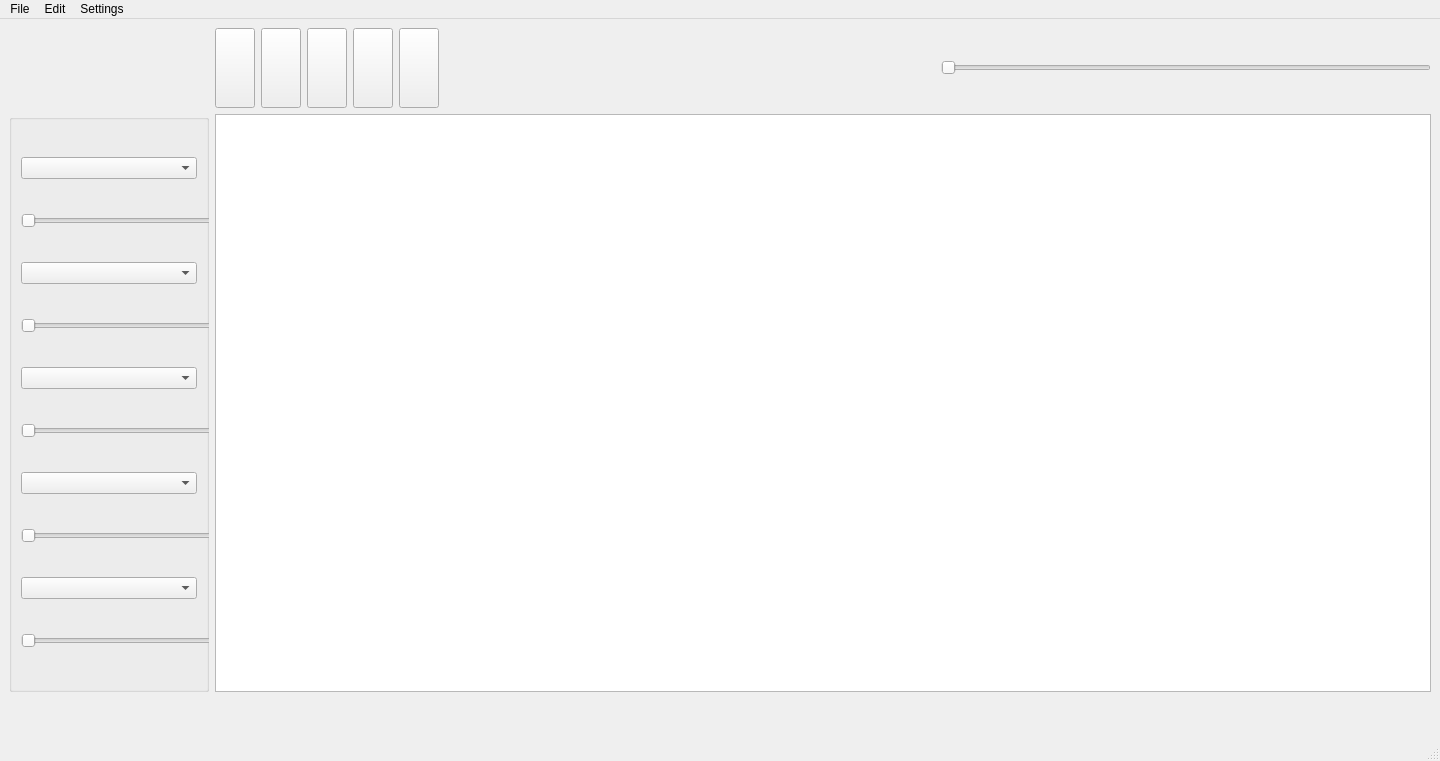
Qt form MVP/View/UI/DAW.ui (Shredder1603/MuseEase) before a commit.
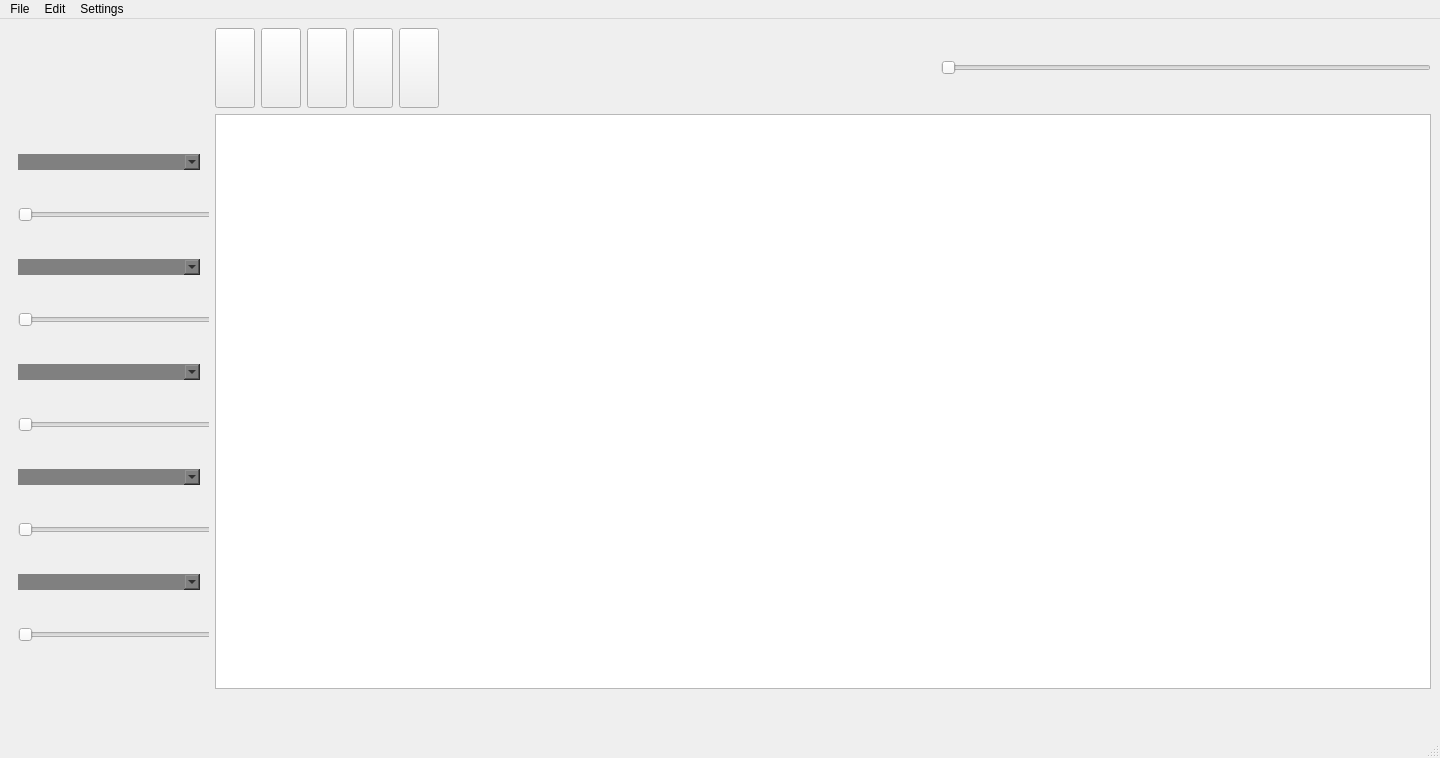
The same form after that commit. Icons and pictures are not drawn.

Commit message: Added UI background/scaling

What changed in the file:
```diff
--- a/MVP/View/UI/DAW.ui
+++ b/MVP/View/UI/DAW.ui
@@ -7,7 +7,7 @@
     <x>0</x>
     <y>0</y>
     <width>1440</width>
-    <height>761</height>
+    <height>758</height>
    </rect>
   </property>
   <property name="sizePolicy">
@@ -250,6 +250,17 @@
         <height>16777215</height>
        </size>
       </property>
+      <property name="styleSheet">
+       <string notr="true">background: qlineargradient(
+    spread:pad,
+    x1:0, y1:0,
+    x2:1, y2:0,
+    stop:0 rgba(50, 40, 70, 220),
+    stop:1 rgba(80, 70, 110, 220)
+);
+border: none;
+</string>
+      </property>
       <property name="title">
        <string/>
       </property>
@@ -293,10 +304,20 @@
         </widget>
        </item>
        <item row="0" column="0">
-        <widget class="QComboBox" name="instrument1"/>
+        <widget class="QComboBox" name="instrument1">
+         <property name="styleSheet">
+          <string notr="true">   background: grey;
+</string>
+         </property>
+        </widget>
        </item>
        <item row="7" column="0">
-        <widget class="QComboBox" name="instrument4"/>
+        <widget class="QComboBox" name="instrument4">
+         <property name="styleSheet">
+          <string notr="true">   background: grey;
+</string>
+         </property>
+        </widget>
        </item>
        <item row="8" column="0">
         <widget class="QSlider" name="volume4">
@@ -337,10 +358,20 @@
         </widget>
        </item>
        <item row="9" column="0">
-        <widget class="QComboBox" name="instrument5"/>
+        <widget class="QComboBox" name="instrument5">
+         <property name="styleSheet">
+          <string notr="true">    background: grey;
+</string>
+         </property>
+        </widget>
        </item>
        <item row="2" column="0">
-        <widget class="QComboBox" name="instrument2"/>
+        <widget class="QComboBox" name="instrument2">
+         <property name="styleSheet">
+          <string notr="true">   background: grey;
+</string>
+         </property>
+        </widget>
        </item>
        <item row="6" column="0">
         <widget class="QSlider" name="volume3">
@@ -362,7 +393,12 @@
         </widget>
        </item>
        <item row="5" column="0">
-        <widget class="QComboBox" name="instrument3"/>
+        <widget class="QComboBox" name="instrument3">
+         <property name="styleSheet">
+          <string notr="true">   background: grey;
+</string>
+         </property>
+        </widget>
        </item>
       </layout>
      </widget>
```
The commit also changes 2 other files.
